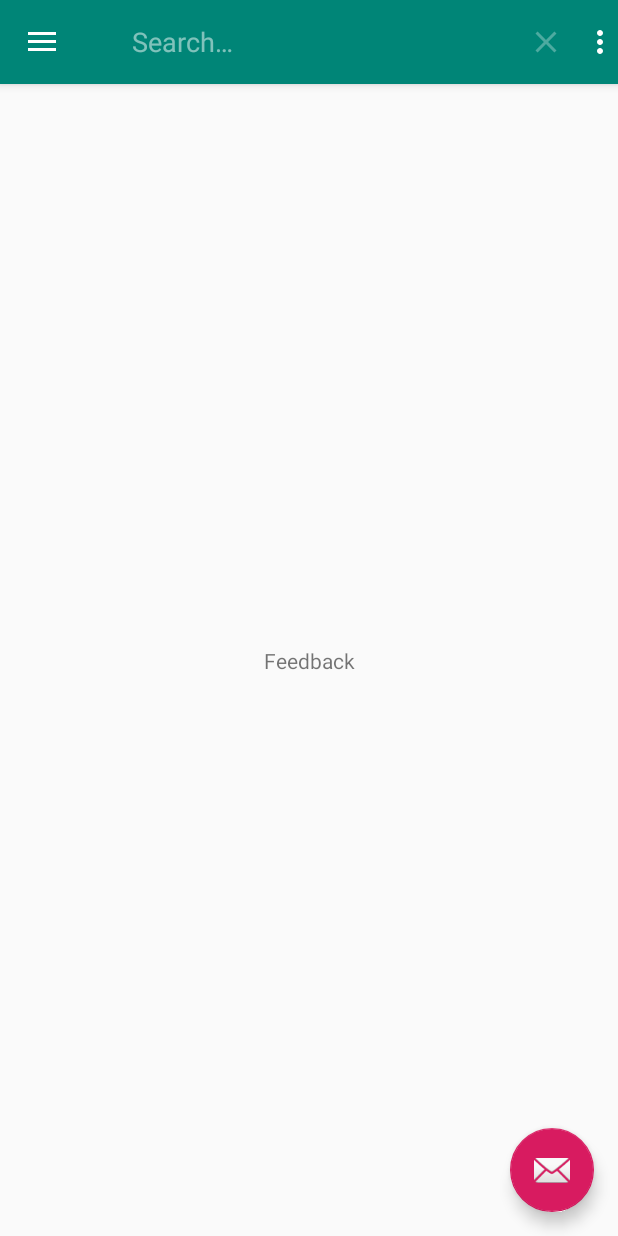
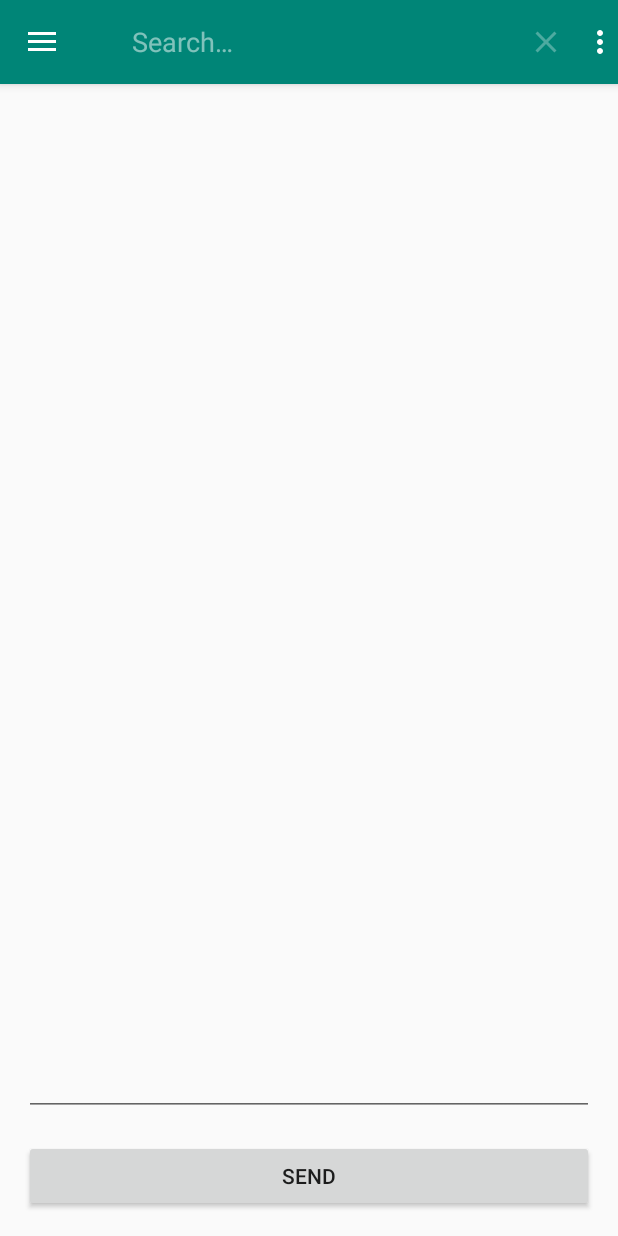
Before and after one commit to ZavbakGit/GoodWeather, an Android app: the screen it shows after launch (MainActivity), in the side drawer, after a tap on "Feedback", on a phone screen of 412 x 824 dp. Run offline under Robolectric (Android 15) with nearby library versions, the phone set to English and light mode, and no system bars.

Commit message:
Lesson 1

```diff
--- a/app/src/main/java/com/anit/goodweather/MainActivity.kt
+++ b/app/src/main/java/com/anit/goodweather/MainActivity.kt
@@ -1,5 +1,6 @@
 package com.anit.goodweather
 
+import android.annotation.SuppressLint
 import android.os.Bundle
 import android.os.PersistableBundle
 import android.support.design.widget.Snackbar
@@ -11,6 +12,7 @@ import android.support.v7.app.AppCompatActivity
 import android.support.v7.widget.SearchView
 import android.view.Menu
 import android.view.MenuItem
+import android.view.View
 import android.widget.Toast
 import kotlinx.android.synthetic.main.activity_main.*
 import kotlinx.android.synthetic.main.activity_main.view.*
@@ -43,7 +45,8 @@ class MainActivity : AppCompatActivity(), NavigationView.OnNavigationItemSelecte
     override fun onStart() {
         super.onStart()
         router.startWeather()
-        onNavigationItemSelected(nav_view.menu.getItem(1))
+        //Устанавливаем на первое меню
+        onNavigationItemSelected(nav_view.menu.getItem(0))
     }
 
     override fun onBackPressed() {
@@ -92,16 +95,21 @@ class MainActivity : AppCompatActivity(), NavigationView.OnNavigationItemSelecte
         }
     }
 
+
+    @SuppressLint("RestrictedApi")
     override fun onNavigationItemSelected(item: MenuItem): Boolean {
         when (item.itemId) {
             R.id.nav_weather -> {
                 router.startWeather()
+                fab.visibility = View.VISIBLE
             }
             R.id.nav_feedback -> {
                 router.startFeedback()
+                fab.visibility = View.GONE
             }
             R.id.nav_about -> {
                 router.startAbout()
+                fab.visibility = View.GONE
             }
         }
 
--- a/app/src/main/java/com/anit/goodweather/Router.kt
+++ b/app/src/main/java/com/anit/goodweather/Router.kt
@@ -4,5 +4,4 @@ interface Router {
     fun startFeedback()
     fun startWeather()
     fun startAbout()
-
 }
--- a/app/src/main/java/com/anit/goodweather/fragment/FeedbackFragment.kt
+++ b/app/src/main/java/com/anit/goodweather/fragment/FeedbackFragment.kt
@@ -1,6 +1,8 @@
 package com.anit.goodweather.fragment
 
+import android.widget.Toast
 import com.anit.goodweather.R
+import kotlinx.android.synthetic.main.feedback_fragment.*
 
 
 class FeedbackFragment: BaseFragment(){
@@ -12,4 +14,14 @@ class FeedbackFragment: BaseFragment(){
 
     override fun getLayout() = R.layout.feedback_fragment
 
+    override fun onStart() {
+        super.onStart()
+        button_send.setOnClickListener {
+            edit_message.setText("")
+            Toast.makeText(activity!!,"Спасибо за ваше сообщение!",Toast.LENGTH_SHORT)
+                .show()
+        }
+
+    }
+
 }
--- a/app/src/main/res/layout/feedback_fragment.xml
+++ b/app/src/main/res/layout/feedback_fragment.xml
@@ -5,14 +5,26 @@
         xmlns:app="http://schemas.android.com/apk/res-auto"
         android:layout_width="match_parent"
         android:layout_height="match_parent">
-
-    <TextView
-            android:layout_width="wrap_content"
+    <EditText
+            android:layout_width="0dp"
+            android:layout_height="0dp"
+            android:inputType="textMultiLine"
+            android:gravity="top"
+            android:ems="10"
+            android:id="@+id/edit_message" android:layout_marginTop="16dp"
+            app:layout_constraintTop_toTopOf="parent" android:layout_marginEnd="16dp"
+            app:layout_constraintEnd_toEndOf="parent" android:layout_marginRight="16dp"
+            android:layout_marginStart="16dp"
+            app:layout_constraintStart_toStartOf="parent" android:layout_marginLeft="16dp"
+            android:layout_marginBottom="16dp"
+            app:layout_constraintBottom_toTopOf="@+id/button_send"/>
+    <Button
+            android:text="Send"
+            android:layout_width="0dp"
             android:layout_height="wrap_content"
-            android:text="Feedback"
-            app:layout_constraintBottom_toBottomOf="parent"
-            app:layout_constraintLeft_toLeftOf="parent"
-            app:layout_constraintRight_toRightOf="parent"
-            app:layout_constraintTop_toTopOf="parent"/>
-
+            android:id="@+id/button_send" android:layout_marginBottom="16dp"
+            app:layout_constraintBottom_toBottomOf="parent" android:layout_marginEnd="16dp"
+            app:layout_constraintEnd_toEndOf="parent" android:layout_marginRight="16dp"
+            app:layout_constraintStart_toStartOf="parent" android:layout_marginLeft="16dp"
+            android:layout_marginStart="16dp"/>
 </android.support.constraint.ConstraintLayout>
```
